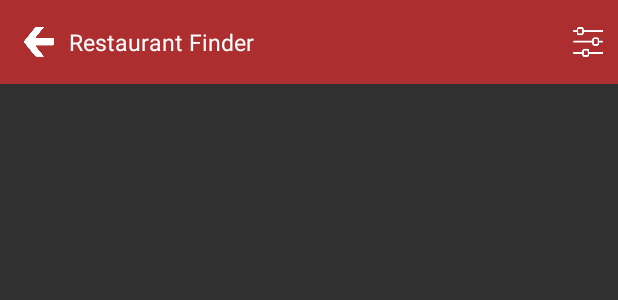
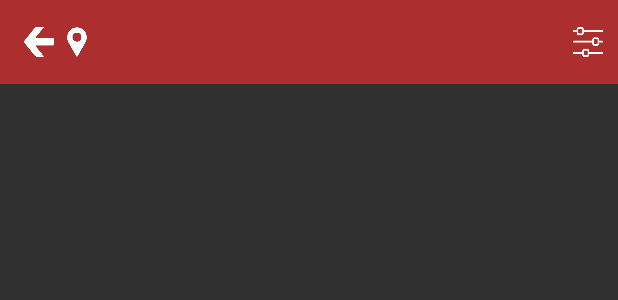
Before and after one commit to tanya-555/RestaurantFinder, an Android app: the layout listing_activity.xml on its own in the app's theme, with its tools: preview values and no code run, on a phone screen of 412 x 824 dp. Shown: the top 300 px of the screen. Run offline under Robolectric (Android 15) with nearby library versions, the phone set to English and light mode, and no system bars; plain views replace ChangeHandlerFrameLayout.

Commit message:
show location in toolbar on landing and listing screen

```diff
--- a/app/src/main/java/com/example/restaurantfinder/di/SharedPrefComponent.java
+++ b/app/src/main/java/com/example/restaurantfinder/di/SharedPrefComponent.java
@@ -1,6 +1,7 @@
 package com.example.restaurantfinder.di;
 
 import com.example.restaurantfinder.LandingActivity;
+import com.example.restaurantfinder.ListingActivity;
 import com.example.restaurantfinder.MainActivity;
 import com.example.restaurantfinder.SelectCityActivity;
 
@@ -16,4 +17,6 @@ public interface SharedPrefComponent {
     void inject(SelectCityActivity selectCityActivity);
 
     void inject(LandingActivity landingActivity);
+
+    void inject(ListingActivity listingActivity);
 }
--- a/app/src/main/res/layout/listing_activity.xml
+++ b/app/src/main/res/layout/listing_activity.xml
@@ -25,15 +25,26 @@
                 app:layout_constraintStart_toStartOf="parent"
                 app:layout_constraintTop_toTopOf="parent" />
 
+            <ImageView
+                android:id="@+id/iv_location"
+                android:layout_width="@dimen/size_20dp"
+                android:layout_height="@dimen/size_20dp"
+                app:layout_constraintStart_toEndOf="@+id/iv_back"
+                app:layout_constraintTop_toTopOf="parent"
+                app:layout_constraintBottom_toBottomOf="parent"
+                android:layout_marginStart="@dimen/size_5dp"
+                android:src="@drawable/location"
+                android:layout_marginLeft="@dimen/size_5dp" />
+
             <TextView
+                android:id="@+id/tv_city_name"
                 android:layout_width="wrap_content"
                 android:layout_height="wrap_content"
-                android:padding="@dimen/size_10dp"
-                android:text="@string/restaurant_finder"
+                android:padding="@dimen/size_5dp"
                 android:textColor="@color/color_white"
                 android:textSize="@dimen/size_15dp"
                 app:layout_constraintBottom_toBottomOf="parent"
-                app:layout_constraintStart_toEndOf="@+id/iv_back"
+                app:layout_constraintStart_toEndOf="@+id/iv_location"
                 app:layout_constraintTop_toTopOf="parent" />
 
             <ImageView
```
Also changed, not shown: app/src/main/java/com/example/restaurantfinder/LandingActivity.java (+10 -2 lines), app/src/main/java/com/example/restaurantfinder/ListingActivity.java (+23 -1 lines), app/src/main/res/layout/landing_activity.xml (+14 -3 lines).
